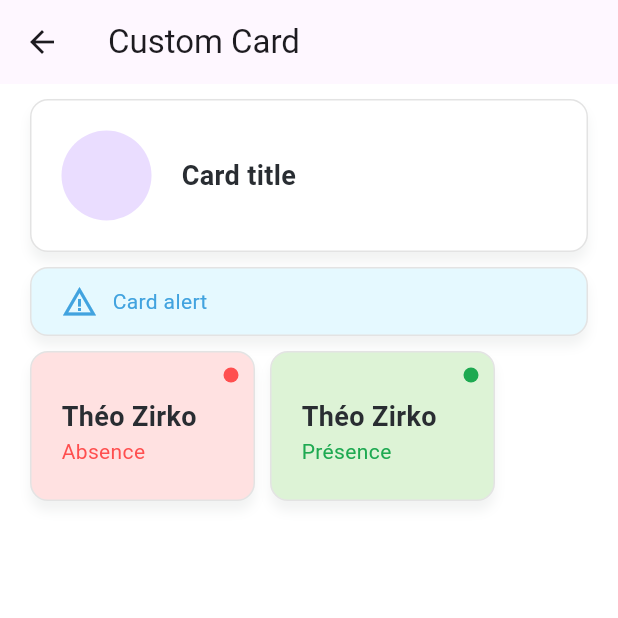
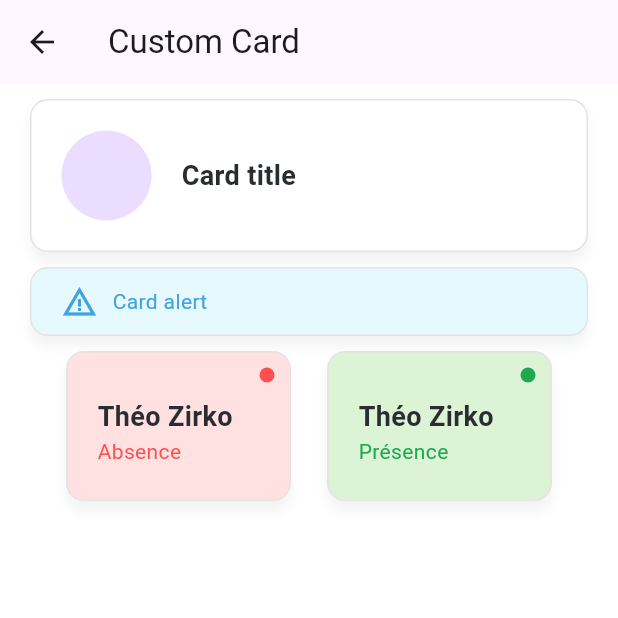
Before and after one commit to Edukever/schoolap-mobile-ui, a Flutter app: the CustomCard screen opened directly, on a phone screen of 412 x 824 dp, the top half of it. Run offline on Flutter 3.47's test engine with Material 3 defaults, Android fonts, the phone set to English and light mode, and no system bars; our stand-ins replace dropdown_button2, equatable, flutter_form_builder.

Commit message:
cross align

```diff
--- a/example/lib/fiels/custom_card.dart
+++ b/example/lib/fiels/custom_card.dart
@@ -25,11 +25,11 @@ class CustomCard extends StatelessWidget {
             ),
             SizedBox(height: 10),
             Row(
+              mainAxisAlignment: MainAxisAlignment.spaceEvenly,
               children: [
                 SchoolapCardPresence(
                   type: SchoolAppCardPresenceType.absence,
                 ),
-                SizedBox(width: 10),
                 SchoolapCardPresence(
                   type: SchoolAppCardPresenceType.presence,
                 ),
```
